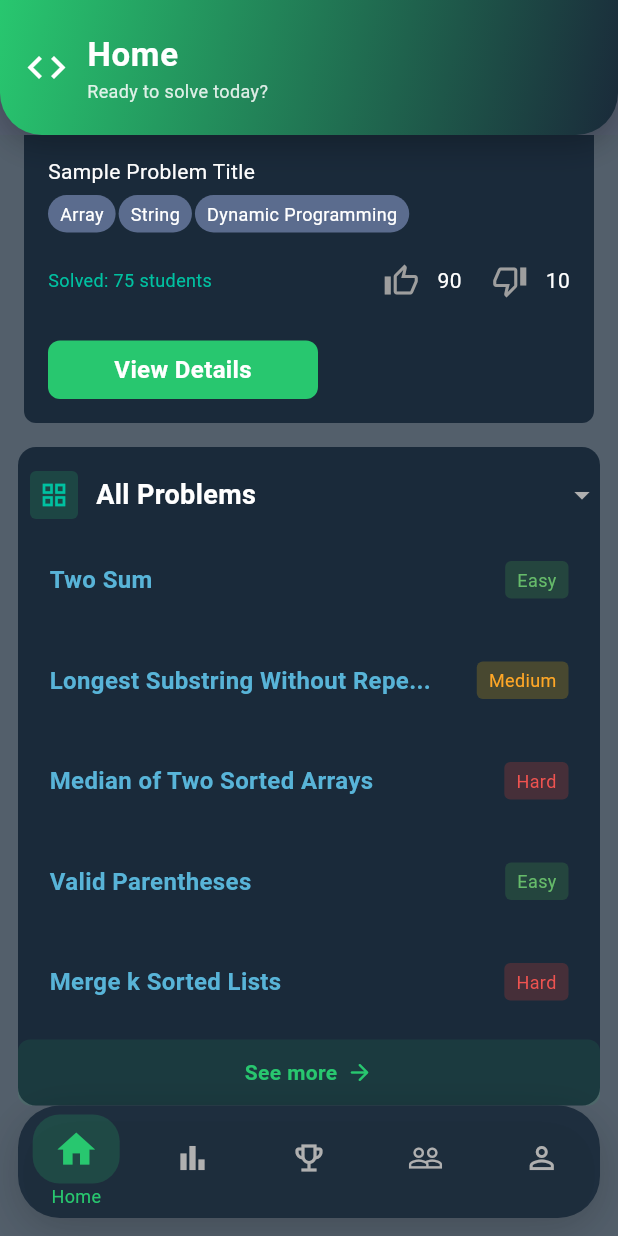
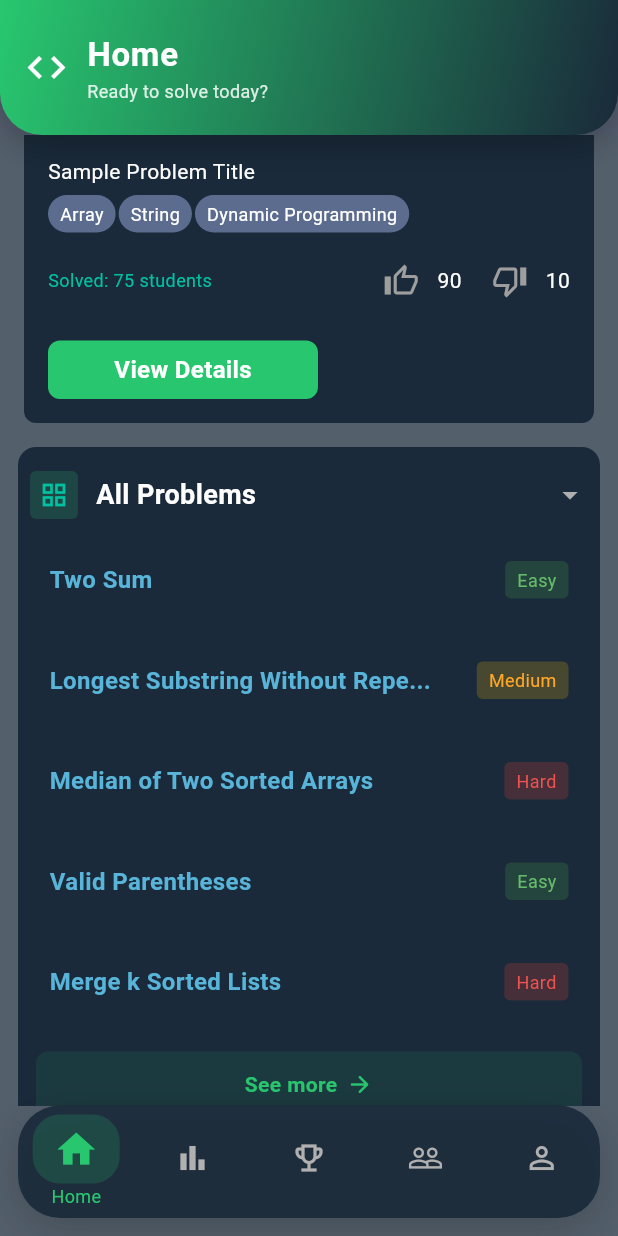
Before and after one commit to Bereke1t2/cpd-hub, a Flutter app: the screen it shows after launch, scrolled down 507 dp, on a phone screen of 412 x 824 dp. Run offline on Flutter 3.47's test engine with Material 3 defaults, Android fonts, the phone set to English and light mode, and no system bars; our stand-ins replace bloc, dartz, equatable, flutter_bloc, internet_connection_checker; Roboto replaces fonts that are missing (Poppins).

Commit message:
Fix HomePage layout overflows

```diff
--- a/lib/future/main/presentation/page/home_page.dart
+++ b/lib/future/main/presentation/page/home_page.dart
@@ -81,8 +81,9 @@ class HomePage extends StatelessWidget {
                 ),
                 child: Column(
                   children: [
-                    Row(
-                      mainAxisAlignment: MainAxisAlignment.spaceBetween,
+                    Padding(
+                      padding: const EdgeInsets.only(right: 8.0),
+                      child: Row(
                         children: [
                           Container(
                             margin: const EdgeInsets.only(left: 8.0),
@@ -95,23 +96,31 @@ class HomePage extends StatelessWidget {
                                         .withOpacity(0.18),
                                     borderRadius: BorderRadius.circular(4.0),
                                   ),
-                                child: const Icon(Icons.grid_view,
-                                    color: UiConstants.statTextColor, size: 20),
+                                  child: const Icon(
+                                    Icons.grid_view,
+                                    color: UiConstants.statTextColor,
+                                    size: 20,
+                                  ),
                                 ),
                                 const SizedBox(width: 12.0),
-                              Text(
-                                "All Problems",
+                                const Text(
+                                  'All Problems',
                                   style: TextStyle(
                                     fontSize: 18,
                                     fontWeight: FontWeight.bold,
-                                    color: UiConstants.mainTextColor),
+                                    color: UiConstants.mainTextColor,
+                                  ),
                                 ),
                               ],
                             ),
                           ),
-                        Icon(Icons.arrow_drop_down,
-                            color: UiConstants.subtitleTextColor),
+                          const Spacer(),
+                          Icon(
+                            Icons.arrow_drop_down,
+                            color: UiConstants.subtitleTextColor,
+                          ),
                         ],
+                      ),
                     ),
                     const SizedBox(height: 12.0),
                     BlocBuilder<ProblemsBloc, ProblemsState>(
@@ -133,14 +142,18 @@ class HomePage extends StatelessWidget {
                         final problems =
                             (state as ProblemsLoaded).problems.take(5).toList();
 
-                        return Column(
-                          children: List.generate(problems.length, (index) {
+                        return ListView.separated(
+                          shrinkWrap: true,
+                          physics: const NeverScrollableScrollPhysics(),
+                          itemCount: problems.length,
+                          separatorBuilder: (_, __) => const SizedBox(height: 0),
+                          itemBuilder: (context, index) {
                             final p = problems[index];
                             return ProblemBox(
                               title: p.title,
                               difficulty: p.difficulty,
                             );
-                          }),
+                          },
                         );
                       },
                     ),
@@ -149,8 +162,12 @@ class HomePage extends StatelessWidget {
                         Navigator.pushNamed(context, '/problems');
                       },
                       child: Container(
+                        width: double.infinity,
+                        margin: const EdgeInsets.fromLTRB(12, 8, 12, 12),
                         padding: const EdgeInsets.symmetric(
-                            vertical: 12.0, horizontal: 16),
+                          vertical: 12.0,
+                          horizontal: 16,
+                        ),
                         decoration: BoxDecoration(
                           color:
                               UiConstants.primaryButtonColor.withOpacity(0.10),
@@ -158,17 +175,21 @@ class HomePage extends StatelessWidget {
                         ),
                         child: Row(
                           mainAxisAlignment: MainAxisAlignment.center,
+                          mainAxisSize: MainAxisSize.min,
                           children: [
-                            Text(
+                            const Flexible(
+                              child: Text(
                                 'See more',
+                                overflow: TextOverflow.ellipsis,
                                 style: TextStyle(
                                   fontSize: 14,
                                   fontWeight: FontWeight.w600,
                                   color: UiConstants.primaryButtonColor,
                                 ),
                               ),
+                            ),
                             const SizedBox(width: 6),
-                            Icon(
+                            const Icon(
                               Icons.arrow_forward_rounded,
                               size: 18,
                               color: UiConstants.primaryButtonColor,
```
Lines whose indentation alone changed are shown as unchanged.
